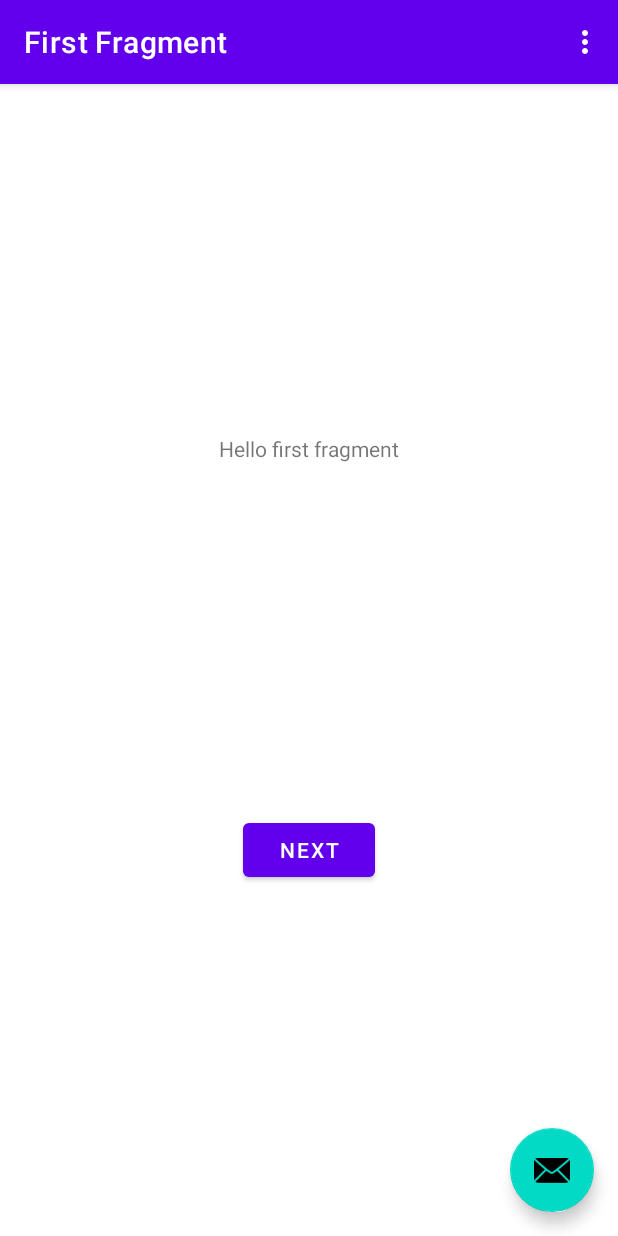
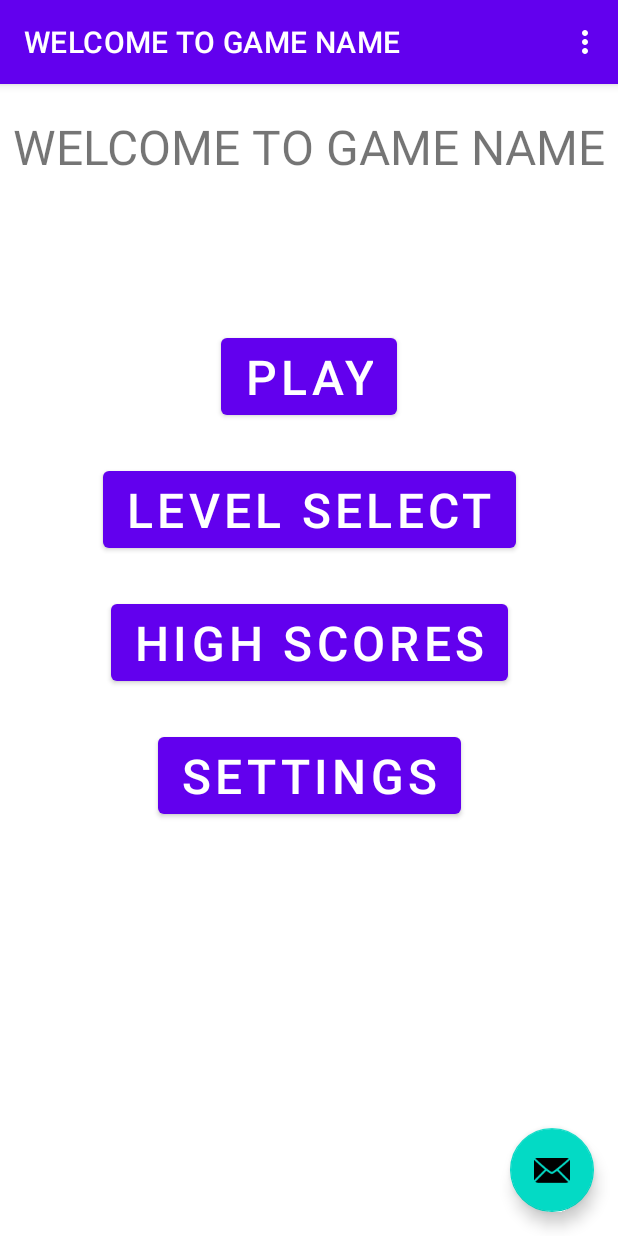
Before and after one commit to gzimpfer90/Project5236, an Android app: the screen it shows after launch (MainActivity), on a phone screen of 412 x 824 dp. Run offline under Robolectric (Android 15) with nearby library versions, the phone set to English and light mode, and no system bars; our stand-ins replace navigation-ui.

Commit message:
Created Home page and Level Select Skeleton. Currently, the Play button navigates to Level Select.

```diff
--- a/app/src/main/java/com/example/project5236/SecondFragment.java
+++ b/app/src/main/java/com/example/project5236/HomeFragment.java
@@ -9,19 +9,19 @@ import androidx.annotation.NonNull;
 import androidx.fragment.app.Fragment;
 import androidx.navigation.fragment.NavHostFragment;
 
-import com.example.project5236.databinding.FragmentSecondBinding;
+import com.example.project5236.databinding.FragmentFirstBinding;
 
-public class SecondFragment extends Fragment {
+public class HomeFragment extends Fragment {
 
-    private FragmentSecondBinding binding;
+    private FragmentFirstBinding binding;
 
     @Override
     public View onCreateView(
-            LayoutInflater inflater, ViewGroup container,
+            @NonNull LayoutInflater inflater, ViewGroup container,
             Bundle savedInstanceState
     ) {
 
-        binding = FragmentSecondBinding.inflate(inflater, container, false);
+        binding = FragmentFirstBinding.inflate(inflater, container, false);
         return binding.getRoot();
 
     }
@@ -29,11 +29,11 @@ public class SecondFragment extends Fragment {
     public void onViewCreated(@NonNull View view, Bundle savedInstanceState) {
         super.onViewCreated(view, savedInstanceState);
 
-        binding.buttonSecond.setOnClickListener(new View.OnClickListener() {
+        binding.playButton.setOnClickListener(new View.OnClickListener() {
             @Override
             public void onClick(View view) {
-                NavHostFragment.findNavController(SecondFragment.this)
-                        .navigate(R.id.action_SecondFragment_to_FirstFragment);
+                NavHostFragment.findNavController(HomeFragment.this)
+                        .navigate(R.id.action_FirstFragment_to_SecondFragment);
             }
         });
     }
--- a/app/src/main/java/com/example/project5236/FirstFragment.java
+++ b/app/src/main/java/com/example/project5236/LevelSelectFragment.java
@@ -9,19 +9,19 @@ import androidx.annotation.NonNull;
 import androidx.fragment.app.Fragment;
 import androidx.navigation.fragment.NavHostFragment;
 
-import com.example.project5236.databinding.FragmentFirstBinding;
+import com.example.project5236.databinding.FragmentSecondBinding;
 
-public class FirstFragment extends Fragment {
+public class LevelSelectFragment extends Fragment {
 
-    private FragmentFirstBinding binding;
+    private FragmentSecondBinding binding;
 
     @Override
     public View onCreateView(
-            LayoutInflater inflater, ViewGroup container,
+            @NonNull LayoutInflater inflater, ViewGroup container,
             Bundle savedInstanceState
     ) {
 
-        binding = FragmentFirstBinding.inflate(inflater, container, false);
+        binding = FragmentSecondBinding.inflate(inflater, container, false);
         return binding.getRoot();
 
     }
@@ -29,11 +29,11 @@ public class FirstFragment extends Fragment {
     public void onViewCreated(@NonNull View view, Bundle savedInstanceState) {
         super.onViewCreated(view, savedInstanceState);
 
-        binding.buttonFirst.setOnClickListener(new View.OnClickListener() {
+        binding.buttonSecond.setOnClickListener(new View.OnClickListener() {
             @Override
             public void onClick(View view) {
-                NavHostFragment.findNavController(FirstFragment.this)
-                        .navigate(R.id.action_FirstFragment_to_SecondFragment);
+                NavHostFragment.findNavController(LevelSelectFragment.this)
+                        .navigate(R.id.action_SecondFragment_to_FirstFragment);
             }
         });
     }
--- a/app/src/main/res/layout/content_main.xml
+++ b/app/src/main/res/layout/content_main.xml
@@ -12,8 +12,10 @@
         android:layout_height="0dp"
         app:defaultNavHost="true"
         app:layout_constraintBottom_toBottomOf="parent"
+        app:layout_constraintHorizontal_bias="1.0"
         app:layout_constraintLeft_toLeftOf="parent"
         app:layout_constraintRight_toRightOf="parent"
         app:layout_constraintTop_toTopOf="parent"
+        app:layout_constraintVertical_bias="0.0"
         app:navGraph="@navigation/nav_graph" />
 </androidx.constraintlayout.widget.ConstraintLayout>
--- a/app/src/main/res/layout/fragment_first.xml
+++ b/app/src/main/res/layout/fragment_first.xml
@@ -4,25 +4,76 @@
     xmlns:tools="http://schemas.android.com/tools"
     android:layout_width="match_parent"
     android:layout_height="match_parent"
-    tools:context=".FirstFragment">
+    tools:context=".HomeFragment">
+
 
     <TextView
-        android:id="@+id/textview_first"
+        android:id="@+id/home_view_label"
         android:layout_width="wrap_content"
         android:layout_height="wrap_content"
-        android:text="@string/hello_first_fragment"
-        app:layout_constraintBottom_toTopOf="@id/button_first"
-        app:layout_constraintEnd_toEndOf="parent"
-        app:layout_constraintStart_toStartOf="parent"
-        app:layout_constraintTop_toTopOf="parent" />
-
-    <Button
-        android:id="@+id/button_first"
-        android:layout_width="wrap_content"
-        android:layout_height="wrap_content"
-        android:text="@string/next"
+        android:layout_marginTop="20dp"
+        android:text="@string/home_label"
+        android:textSize="32sp"
         app:layout_constraintBottom_toBottomOf="parent"
         app:layout_constraintEnd_toEndOf="parent"
         app:layout_constraintStart_toStartOf="parent"
-        app:layout_constraintTop_toBottomOf="@id/textview_first" />
+        app:layout_constraintTop_toTopOf="parent"
+        app:layout_constraintVertical_bias="0.0"
+        app:layout_constraintHorizontal_bias="0.5"/>
+
+    <Button
+        android:id="@+id/play_button"
+        android:layout_width="wrap_content"
+        android:layout_height="wrap_content"
+        android:layout_marginTop="100dp"
+        android:text="@string/play"
+        android:textSize="32sp"
+        app:layout_constraintBottom_toBottomOf="parent"
+        app:layout_constraintEnd_toEndOf="parent"
+        app:layout_constraintStart_toStartOf="parent"
+        app:layout_constraintTop_toBottomOf="@+id/home_view_label"
+        app:layout_constraintVertical_bias="0.0"
+        app:layout_constraintHorizontal_bias="0.5"/>
+
+    <Button
+        android:id="@+id/level_select_button"
+        android:layout_width="wrap_content"
+        android:layout_height="wrap_content"
+        android:layout_marginTop="25dp"
+        android:text="@string/level_select"
+        android:textSize="32sp"
+        app:layout_constraintBottom_toBottomOf="parent"
+        app:layout_constraintEnd_toEndOf="parent"
+        app:layout_constraintStart_toStartOf="parent"
+        app:layout_constraintTop_toBottomOf="@+id/play_button"
+        app:layout_constraintVertical_bias="0.0"
+        app:layout_constraintHorizontal_bias="0.5"/>
+
+    <Button
+        android:id="@+id/high_scores_button"
+        android:layout_width="wrap_content"
+        android:layout_height="wrap_content"
+        android:layout_marginTop="25dp"
+        android:text="@string/high_scores"
+        android:textSize="32sp"
+        app:layout_constraintBottom_toBottomOf="parent"
+        app:layout_constraintEnd_toEndOf="parent"
+        app:layout_constraintStart_toStartOf="parent"
+        app:layout_constraintTop_toBottomOf="@+id/level_select_button"
+        app:layout_constraintVertical_bias="0.0"
+        app:layout_constraintHorizontal_bias="0.5"/>
+
+    <Button
+        android:id="@+id/settings_button"
+        android:layout_width="wrap_content"
+        android:layout_height="wrap_content"
+        android:layout_marginTop="25dp"
+        android:text="@string/settings"
+        android:textSize="32sp"
+        app:layout_constraintBottom_toBottomOf="parent"
+        app:layout_constraintEnd_toEndOf="parent"
+        app:layout_constraintStart_toStartOf="parent"
+        app:layout_constraintTop_toBottomOf="@+id/high_scores_button"
+        app:layout_constraintVertical_bias="0.0"
+        app:layout_constraintHorizontal_bias="0.5"/>
 </androidx.constraintlayout.widget.ConstraintLayout>
--- a/app/src/main/res/layout/fragment_second.xml
+++ b/app/src/main/res/layout/fragment_second.xml
@@ -4,7 +4,7 @@
     xmlns:tools="http://schemas.android.com/tools"
     android:layout_width="match_parent"
     android:layout_height="match_parent"
-    tools:context=".SecondFragment">
+    tools:context=".LevelSelectFragment">
 
     <TextView
         android:id="@+id/textview_second"
@@ -19,7 +19,7 @@
         android:id="@+id/button_second"
         android:layout_width="wrap_content"
         android:layout_height="wrap_content"
-        android:text="@string/previous"
+        android:text="@string/back"
         app:layout_constraintBottom_toBottomOf="parent"
         app:layout_constraintEnd_toEndOf="parent"
         app:layout_constraintStart_toStartOf="parent"
--- a/app/src/main/res/navigation/nav_graph.xml
+++ b/app/src/main/res/navigation/nav_graph.xml
@@ -3,26 +3,26 @@
     xmlns:app="http://schemas.android.com/apk/res-auto"
     xmlns:tools="http://schemas.android.com/tools"
     android:id="@+id/nav_graph"
-    app:startDestination="@id/FirstFragment">
+    app:startDestination="@id/HomeFragment">
 
     <fragment
-        android:id="@+id/FirstFragment"
-        android:name="com.example.project5236.FirstFragment"
-        android:label="@string/first_fragment_label"
+        android:id="@+id/HomeFragment"
+        android:name="com.example.project5236.HomeFragment"
+        android:label="@string/home_label"
         tools:layout="@layout/fragment_first">
 
         <action
             android:id="@+id/action_FirstFragment_to_SecondFragment"
-            app:destination="@id/SecondFragment" />
+            app:destination="@+id/LevelSelectFragment" />
     </fragment>
     <fragment
-        android:id="@+id/SecondFragment"
-        android:name="com.example.project5236.SecondFragment"
-        android:label="@string/second_fragment_label"
+        android:id="@+id/LevelSelectFragment"
+        android:name="com.example.project5236.LevelSelectFragment"
+        android:label="@string/home_label"
         tools:layout="@layout/fragment_second">
 
         <action
             android:id="@+id/action_SecondFragment_to_FirstFragment"
-            app:destination="@id/FirstFragment" />
+            app:destination="@id/HomeFragment" />
     </fragment>
 </navigation>
--- a/app/src/main/res/values/strings.xml
+++ b/app/src/main/res/values/strings.xml
@@ -1,12 +1,17 @@
 <resources>
     <string name="app_name">Project5236</string>
     <string name="action_settings">Settings</string>
-    <!-- Strings used for fragments for navigation -->
-    <string name="first_fragment_label">First Fragment</string>
-    <string name="second_fragment_label">Second Fragment</string>
-    <string name="next">Next</string>
-    <string name="previous">Previous</string>
 
-    <string name="hello_first_fragment">Hello first fragment</string>
-    <string name="hello_second_fragment">Hello second fragment. Arg: %1$s</string>
+
+    <!-- Strings used on the home page (fragment 1) -->
+
+    <string name="home_label">WELCOME TO GAME NAME</string>
+    <string name="play">PLAY</string>
+    <string name="level_select">LEVEL SELECT</string>
+    <string name="high_scores">HIGH SCORES</string>
+    <string name="settings">SETTINGS</string>
+
+    <string name="back">BACK</string>
+
+
 </resources>
```
